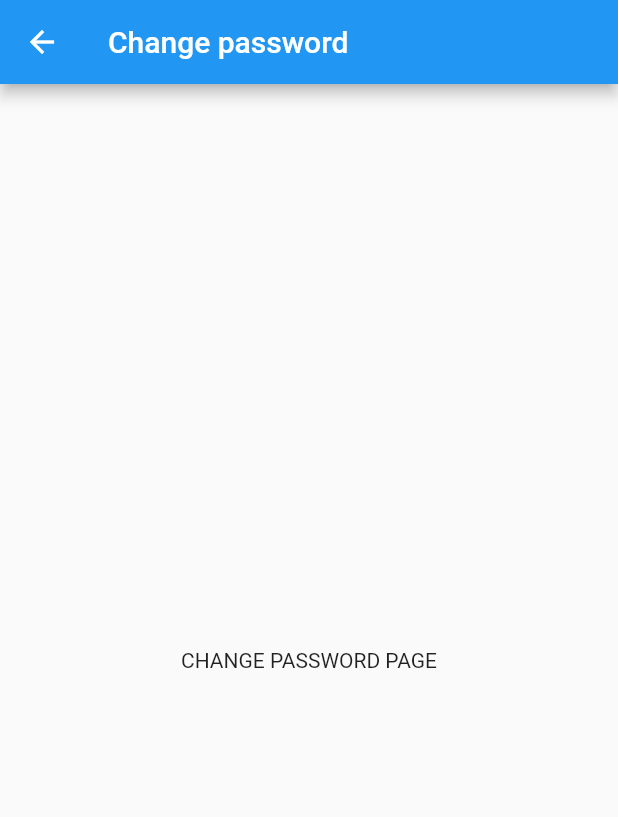
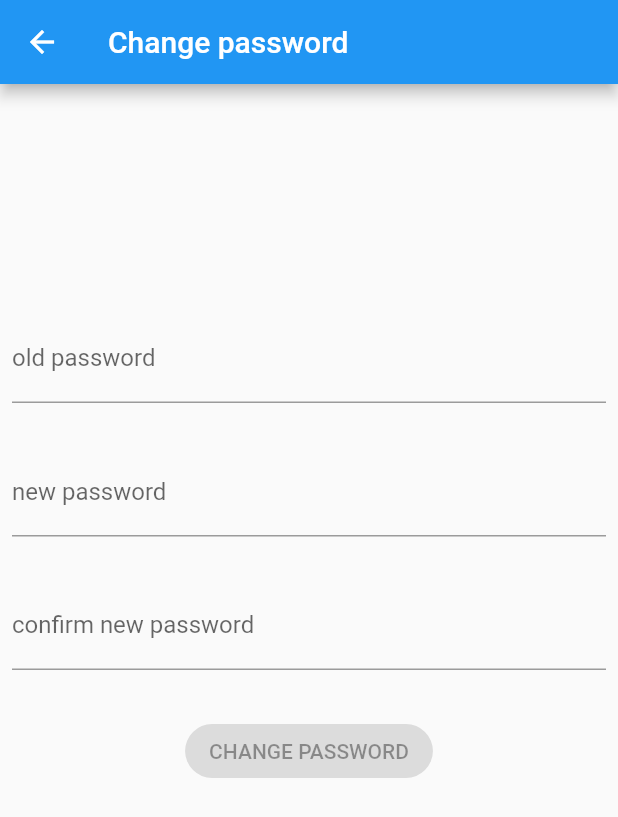
Before and after one commit to PTLam25/Flutter-Auth-App, a Flutter app: the ChangePasswordView screen opened directly, on a phone screen of 412 x 824 dp. Shown: the top 817 px of the screen. Run offline on Flutter 3.47's test engine with Material 2 defaults, Android fonts, the phone set to English and light mode, and no system bars; our stand-ins replace bloc, equatable, firebase_auth, firebase_core, flutter_bloc, formz and 2 more; missing offline and left inert: firebase_auth_web, firebase_core_web, flow_builder, google_sign_in_web, pedantic, shared_preferences_web; accounts and stored records are empty.

Commit message:
updated change password module

```diff
--- a/lib/app/data/repositories/authentication_repository.dart
+++ b/lib/app/data/repositories/authentication_repository.dart
@@ -16,6 +16,8 @@ class LogInWithGoogleFailure implements Exception {}
 class LogOutFailure implements Exception {}
 
 class SendResetEmailFailure implements Exception {}
+
+class UpdatePasswordFailure implements Exception {}
 
 class AuthenticationRepository {
   static const userCacheKey = '__user_cache_key__';
@@ -82,6 +84,15 @@ class AuthenticationRepository {
     }
   }
 
+  Future<void> updatePassword(String password) async {
+    try {
+      final firebase_auth.User? firebaseUser = _firebaseAuth.currentUser;
+      await firebaseUser?.updatePassword(password);
+    } on Exception {
+      throw UpdatePasswordFailure();
+    }
+  }
+
   Future<void> logInWithEmailAndPassword({
     required String email,
     required String password,
--- a/lib/app/modules/auth/change_password/change_password.dart
+++ b/lib/app/modules/auth/change_password/change_password.dart
@@ -1 +1,3 @@
+export 'cubit/change_password_cubit.dart';
 export 'views/views.dart';
+export 'widgets/widgets.dart';
--- /dev/null
+++ b/lib/app/modules/auth/change_password/cubit/change_password_state.dart
@@ -0,0 +1,39 @@
+part of 'change_password_cubit.dart';
+
+enum ConfirmPasswordValidationError { invalid }
+
+class ChangePasswordState extends Equatable {
+  const ChangePasswordState({
+    this.oldPassword = const Password.pure(),
+    this.newPassword = const Password.pure(),
+    this.confirmedNewPassword = const ConfirmedPassword.pure(),
+    this.status = FormzStatus.pure,
+  });
+
+  final Password oldPassword;
+  final Password newPassword;
+  final ConfirmedPassword confirmedNewPassword;
+  final FormzStatus status;
+
+  @override
+  List<Object> get props => [
+        oldPassword,
+        newPassword,
+        confirmedNewPassword,
+        status,
+      ];
+
+  ChangePasswordState copyWith({
+    Password? oldPassword,
+    Password? newPassword,
+    ConfirmedPassword? confirmedNewPassword,
+    FormzStatus? status,
+  }) {
+    return ChangePasswordState(
+      oldPassword: oldPassword ?? this.oldPassword,
+      newPassword: newPassword ?? this.newPassword,
+      confirmedNewPassword: confirmedNewPassword ?? this.confirmedNewPassword,
+      status: status ?? this.status,
+    );
+  }
+}
--- a/lib/app/modules/auth/change_password/views/change_password_view.dart
+++ b/lib/app/modules/auth/change_password/views/change_password_view.dart
@@ -17,8 +17,9 @@ class ChangePasswordView extends StatelessWidget {
       appBar: AppBar(title: const Text('Change password')),
       body: Padding(
         padding: const EdgeInsets.all(8.0),
-        child: Center(
-          child: Text('CHANGE PASSWORD PAGE'),
+        child: BlocProvider<ChangePasswordCubit>(
+          create: (_) => ChangePasswordCubit(context.read<AuthenticationRepository>()),
+          child: const ChangePasswordForm(),
         ),
       ),
     );
--- /dev/null
+++ b/lib/app/modules/auth/change_password/widgets/change_password_form_widget.dart
@@ -0,0 +1,137 @@
+import 'package:flutter/material.dart';
+import 'package:flutter_bloc/flutter_bloc.dart';
+import 'package:formz/formz.dart';
+
+import '../change_password.dart';
+
+class ChangePasswordForm extends StatelessWidget {
+  const ChangePasswordForm({Key? key}) : super(key: key);
+
+  @override
+  Widget build(BuildContext context) {
+    return BlocListener<ChangePasswordCubit, ChangePasswordState>(
+      listener: (context, state) {
+        if (state.status.isSubmissionFailure) {
+          ScaffoldMessenger.of(context)
+            ..hideCurrentSnackBar()
+            ..showSnackBar(
+              const SnackBar(content: Text('Sign Up Failure')),
+            );
+        }
+      },
+      child: Align(
+        alignment: const Alignment(0, -1 / 3),
+        child: Column(
+          mainAxisSize: MainAxisSize.min,
+          children: [
+            _OldPasswordInput(),
+            const SizedBox(height: 8.0),
+            _NewPasswordInput(),
+            const SizedBox(height: 8.0),
+            _ConfirmNewPasswordInput(),
+            const SizedBox(height: 8.0),
+            _ChangePasswordButton(),
+          ],
+        ),
+      ),
+    );
+  }
+}
+
+class _OldPasswordInput extends StatelessWidget {
+  @override
+  Widget build(BuildContext context) {
+    return BlocBuilder<ChangePasswordCubit, ChangePasswordState>(
+      buildWhen: (previous, current) =>
+          previous.oldPassword != current.oldPassword,
+      builder: (context, state) {
+        return TextField(
+          onChanged: (oldPassword) => context
+              .read<ChangePasswordCubit>()
+              .oldPasswordChanged(oldPassword),
+          decoration: InputDecoration(
+            labelText: 'old password',
+            helperText: '',
+            errorText: state.oldPassword.invalid ? 'invalid password' : null,
+          ),
+        );
+      },
+    );
+  }
+}
+
+class _NewPasswordInput extends StatelessWidget {
+  @override
+  Widget build(BuildContext context) {
+    return BlocBuilder<ChangePasswordCubit, ChangePasswordState>(
+      buildWhen: (previous, current) =>
+          previous.newPassword != current.newPassword,
+      builder: (context, state) {
+        return TextField(
+          onChanged: (newPassword) => context
+              .read<ChangePasswordCubit>()
+              .newPasswordChanged(newPassword),
+          obscureText: true,
+          decoration: InputDecoration(
+            labelText: 'new password',
+            helperText: '',
+            errorText: state.newPassword.invalid ? 'invalid password' : null,
+          ),
+        );
+      },
+    );
+  }
+}
+
+class _ConfirmNewPasswordInput extends StatelessWidget {
+  @override
+  Widget build(BuildContext context) {
+    return BlocBuilder<ChangePasswordCubit, ChangePasswordState>(
+      buildWhen: (previous, current) =>
+          previous.oldPassword != current.oldPassword ||
+          previous.confirmedNewPassword != current.confirmedNewPassword,
+      builder: (context, state) {
+        return TextField(
+          onChanged: (confirmedNewPassword) => context
+              .read<ChangePasswordCubit>()
+              .confirmedNewPasswordChanged(confirmedNewPassword),
+          obscureText: true,
+          decoration: InputDecoration(
+            labelText: 'confirm new password',
+            helperText: '',
+            errorText: state.confirmedNewPassword.invalid
+                ? 'passwords do not match'
+                : null,
+          ),
+        );
+      },
+    );
+  }
+}
+
+class _ChangePasswordButton extends StatelessWidget {
+  @override
+  Widget build(BuildContext context) {
+    return BlocBuilder<ChangePasswordCubit, ChangePasswordState>(
+      buildWhen: (previous, current) => previous.status != current.status,
+      builder: (context, state) {
+        return state.status.isSubmissionInProgress
+            ? const CircularProgressIndicator()
+            : ElevatedButton(
+                style: ElevatedButton.styleFrom(
+                  shape: RoundedRectangleBorder(
+                    borderRadius: BorderRadius.circular(30.0),
+                  ),
+                  primary: Colors.orangeAccent,
+                ),
+                onPressed: state.status.isValidated
+                    ? () => context
+                        .read<ChangePasswordCubit>()
+                        .changePasswordFormSubmitted()
+                    : null,
+                child: const Text('CHANGE PASSWORD'),
+              );
+      },
+    );
+  }
+}
--- /dev/null
+++ b/lib/app/modules/auth/change_password/widgets/widgets.dart
@@ -0,0 +1 @@
+export 'change_password_form_widget.dart';
```
Also changed, not shown: lib/app/modules/auth/change_password/cubit/change_password_cubit.dart (added, +70 -0 lines).
